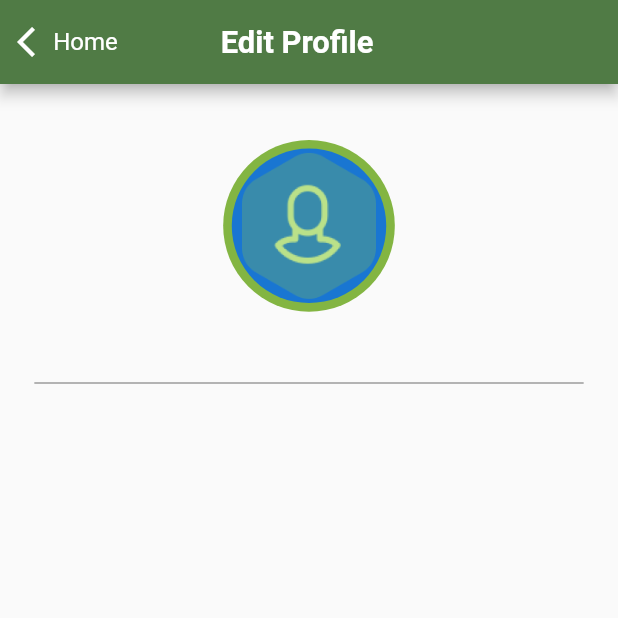
After one commit to mfathonyramdhan/trash-induc, a Flutter app: the EditScreen screen opened directly, on a phone screen of 412 x 824 dp, the top half of it. The commit adds this screen. Run offline on Flutter 3.47's test engine with Material 2 defaults, Android fonts, the phone set to English and light mode, and no system bars; our stand-ins replace another_flushbar, bloc, cloud_firestore, equatable, firebase_auth, firebase_core and 5 more; missing offline and left inert: flutter_facebook_auth; accounts and stored records are empty; Roboto replaces fonts that are missing (OpenSans); project files that could hold a hidden picture were left out.

Commit message:
still add edit profile UI

```diff
--- a/lib/ui/screens/home/home_screen.dart
+++ b/lib/ui/screens/home/home_screen.dart
@@ -179,7 +179,8 @@ class _HomeScreenState extends State<HomeScreen> {
                                 interval: 25,
                                 reservedSize: 10,
                                 getTitles: (value) => value.toInt().toString(),
-                                getTextStyles: (_) => regularRobotoFont.copyWith(
+                                getTextStyles: (_) =>
+                                    regularRobotoFont.copyWith(
                                   color: whitePure,
                                   fontSize: 12.sp,
                                 ),
@@ -198,15 +199,7 @@ class _HomeScreenState extends State<HomeScreen> {
                   mainAxisAlignment: MainAxisAlignment.end,
                   children: [
                     Text(
-                      "${
-                        getDateTime().dayName
-                      }, ${
-                        getDateTime().day
-                      } ${
-                        getDateTime().monthName
-                      } ${
-                        getDateTime().year
-                      }",
+                      "${getDateTime().dayName}, ${getDateTime().day} ${getDateTime().monthName} ${getDateTime().year}",
                       style: mediumRobotoFont,
                     ),
                   ],
@@ -238,7 +231,7 @@ class _HomeScreenState extends State<HomeScreen> {
                   height: 16.h,
                 ),
                 GarbageCard(
-                  title: "Harga Jual",
+                  title: "Harga Beli",
                   textColor: blueSky,
                 ),
               ],
--- a/lib/ui/screens/home/main_screen.dart
+++ b/lib/ui/screens/home/main_screen.dart
@@ -1,6 +1,7 @@
 import 'package:flutter/material.dart';
 import 'package:flutter/services.dart';
 import 'package:flutter_screenutil/flutter_screenutil.dart';
+import 'package:kiloin/ui/screens/profile/edit_screen.dart';
 
 import '../../screens/home/home_screen.dart';
 import '../../../shared/color.dart';
@@ -22,8 +23,8 @@ class _MainScreenState extends State<MainScreen> {
   void initState() {
     super.initState();
 
-    bottomNavBarIndex = 0;
-    pageController = PageController(initialPage: bottomNavBarIndex ?? 0);
+    bottomNavBarIndex = 1;
+    pageController = PageController(initialPage: bottomNavBarIndex ?? 1);
   }
 
   @override
@@ -59,6 +60,7 @@ class _MainScreenState extends State<MainScreen> {
               });
             },
             children: [
+              EditScreen(),
               HomeScreen(),
             ],
           ),
--- /dev/null
+++ b/lib/ui/screens/profile/edit_screen.dart
@@ -0,0 +1,82 @@
+import 'package:flutter/material.dart';
+import 'package:flutter_screenutil/flutter_screenutil.dart';
+import 'package:kiloin/shared/color.dart';
+import 'package:kiloin/shared/font.dart';
+
+class EditScreen extends StatefulWidget {
+  const EditScreen({Key? key}) : super(key: key);
+
+  @override
+  _EditScreenState createState() => _EditScreenState();
+}
+
+class _EditScreenState extends State<EditScreen> {
+  @override
+  Widget build(BuildContext context) {
+    return Scaffold(
+      appBar: AppBar(
+        titleSpacing: 0.0,
+        automaticallyImplyLeading: false,
+        backgroundColor: darkGreen,
+        title: Row(
+          mainAxisAlignment: MainAxisAlignment.start,
+          crossAxisAlignment: CrossAxisAlignment.center,
+          children: [
+            SizedBox(
+              width: 10.sp,
+            ),
+            InkWell(
+              onTap: () {},
+              child: Icon(
+                Icons.arrow_back_ios,
+              ),
+            ),
+            Text(
+              "Home",
+              style: regularRobotoFont.copyWith(
+                fontSize: 14.sp,
+              ),
+            ),
+            SizedBox(
+              width: 60.w,
+            ),
+            Center(
+              child: Text(
+                "Edit Profile",
+                style: boldRobotoFont.copyWith(
+                  fontSize: 18.sp,
+                ),
+              ),
+            ),
+          ],
+        ),
+        centerTitle: true,
+      ),
+      body: Padding(
+        padding: EdgeInsets.symmetric(
+          horizontal: 20.w,
+        ),
+        child: Form(
+            child: Column(
+          crossAxisAlignment: CrossAxisAlignment.center,
+          children: [
+            SizedBox(
+              height: 29.h,
+            ),
+            CircleAvatar(
+              radius: 50.r,
+              backgroundColor: lightGreen,
+              child: CircleAvatar(
+                radius: 45.r,
+                backgroundImage: AssetImage(
+                  'assets/image/icon_profil.png',
+                ),
+              ),
+            ),
+            TextFormField()
+          ],
+        )),
+      ),
+    );
+  }
+}
```
